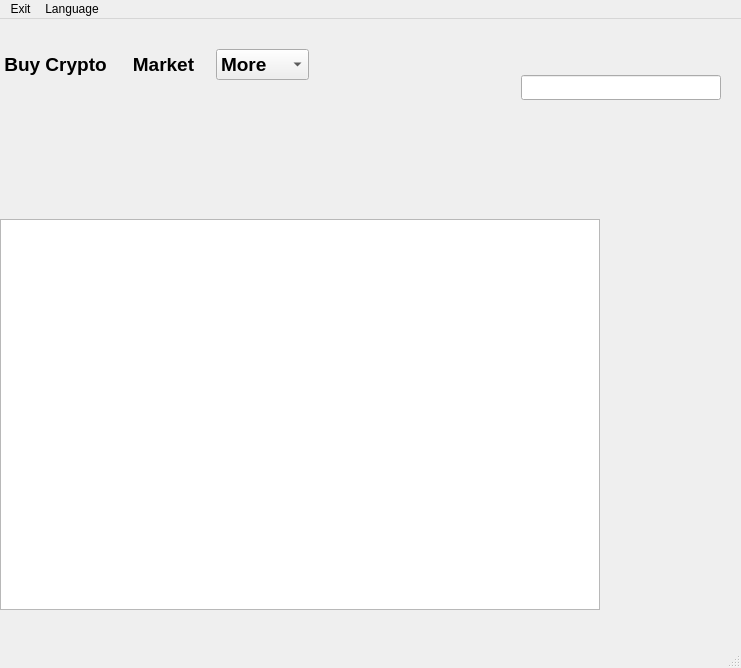
Qt form p2p_arbitration_app/mainwindow.ui (Boodeyman/p2p_arbitration) before a commit.
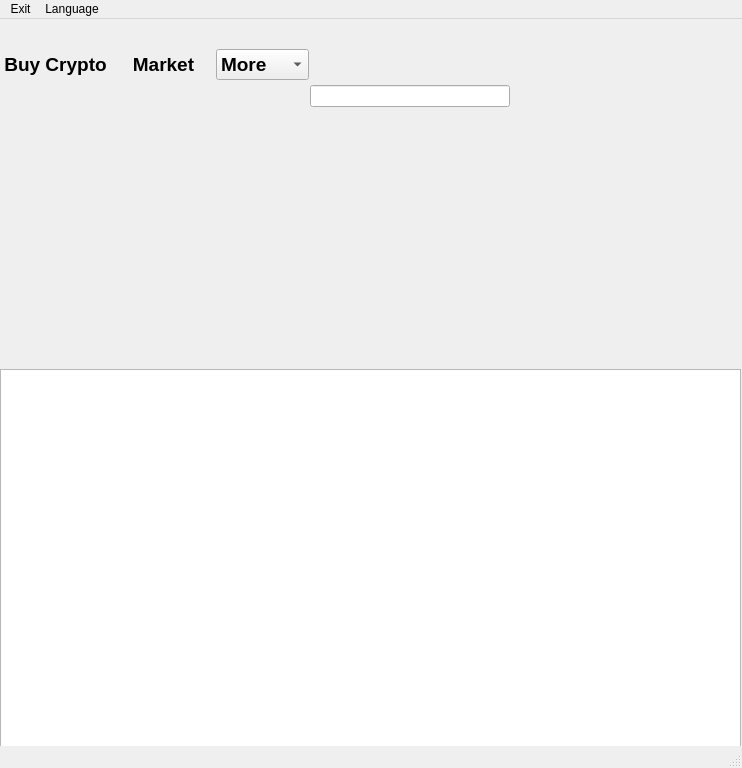
The same form after that commit. Icons and pictures are not drawn.

```diff
--- a/p2p_arbitration_app/mainwindow.ui
+++ b/p2p_arbitration_app/mainwindow.ui
@@ -6,8 +6,8 @@
    <rect>
     <x>0</x>
     <y>0</y>
-    <width>741</width>
-    <height>668</height>
+    <width>742</width>
+    <height>768</height>
    </rect>
   </property>
   <property name="sizePolicy">
@@ -16,6 +16,18 @@
     <verstretch>0</verstretch>
    </sizepolicy>
   </property>
+  <property name="minimumSize">
+   <size>
+    <width>0</width>
+    <height>0</height>
+   </size>
+  </property>
+  <property name="maximumSize">
+   <size>
+    <width>9999</width>
+    <height>9999</height>
+   </size>
+  </property>
   <property name="cursor">
    <cursorShape>ArrowCursor</cursorShape>
   </property>
@@ -30,11 +42,38 @@
     <property name="geometry">
      <rect>
       <x>0</x>
-      <y>200</y>
-      <width>600</width>
+      <y>350</y>
+      <width>741</width>
       <height>391</height>
      </rect>
     </property>
+    <property name="sizePolicy">
+     <sizepolicy hsizetype="Fixed" vsizetype="Fixed">
+      <horstretch>0</horstretch>
+      <verstretch>0</verstretch>
+     </sizepolicy>
+    </property>
+    <property name="mouseTracking">
+     <bool>true</bool>
+    </property>
+    <property name="showGrid">
+     <bool>false</bool>
+    </property>
+    <property name="gridStyle">
+     <enum>Qt::NoPen</enum>
+    </property>
+    <attribute name="horizontalHeaderVisible">
+     <bool>true</bool>
+    </attribute>
+    <attribute name="horizontalHeaderCascadingSectionResizes">
+     <bool>false</bool>
+    </attribute>
+    <attribute name="horizontalHeaderHighlightSections">
+     <bool>false</bool>
+    </attribute>
+    <attribute name="verticalHeaderVisible">
+     <bool>true</bool>
+    </attribute>
    </widget>
    <widget class="QWidget" name="horizontalLayoutWidget">
     <property name="geometry">
@@ -121,10 +160,10 @@
    <widget class="QWidget" name="verticalLayoutWidget">
     <property name="geometry">
      <rect>
-      <x>521</x>
-      <y>0</y>
+      <x>310</x>
+      <y>10</y>
       <width>211</width>
-      <height>97</height>
+      <height>87</height>
      </rect>
     </property>
     <layout class="QVBoxLayout" name="verticalLayout">
@@ -163,6 +202,12 @@
        <property name="text">
         <string/>
        </property>
+       <property name="iconSize">
+        <size>
+         <width>20</width>
+         <height>20</height>
+        </size>
+       </property>
        <property name="autoDefault">
         <bool>false</bool>
        </property>
@@ -177,7 +222,7 @@
      <item>
       <widget class="QLineEdit" name="lineEdit">
        <property name="sizePolicy">
-        <sizepolicy hsizetype="Preferred" vsizetype="Preferred">
+        <sizepolicy hsizetype="Fixed" vsizetype="Fixed">
          <horstretch>0</horstretch>
          <verstretch>0</verstretch>
         </sizepolicy>
@@ -185,13 +230,13 @@
        <property name="minimumSize">
         <size>
          <width>200</width>
-         <height>25</height>
+         <height>20</height>
         </size>
        </property>
        <property name="maximumSize">
         <size>
          <width>200</width>
-         <height>25</height>
+         <height>30</height>
         </size>
        </property>
        <property name="layoutDirection">
@@ -211,7 +256,7 @@
     <rect>
      <x>0</x>
      <y>0</y>
-     <width>741</width>
+     <width>742</width>
      <height>43</height>
     </rect>
    </property>
```
